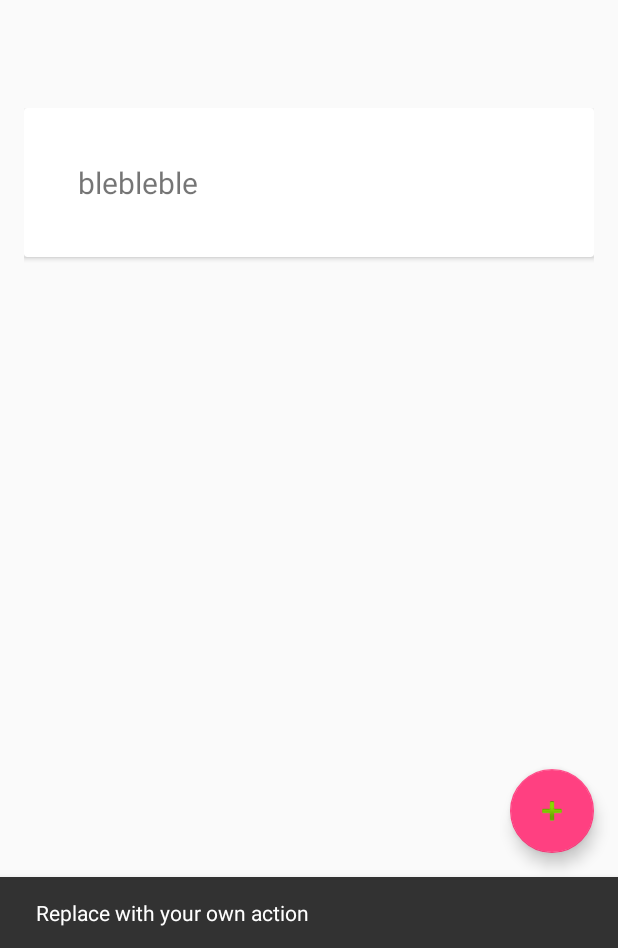
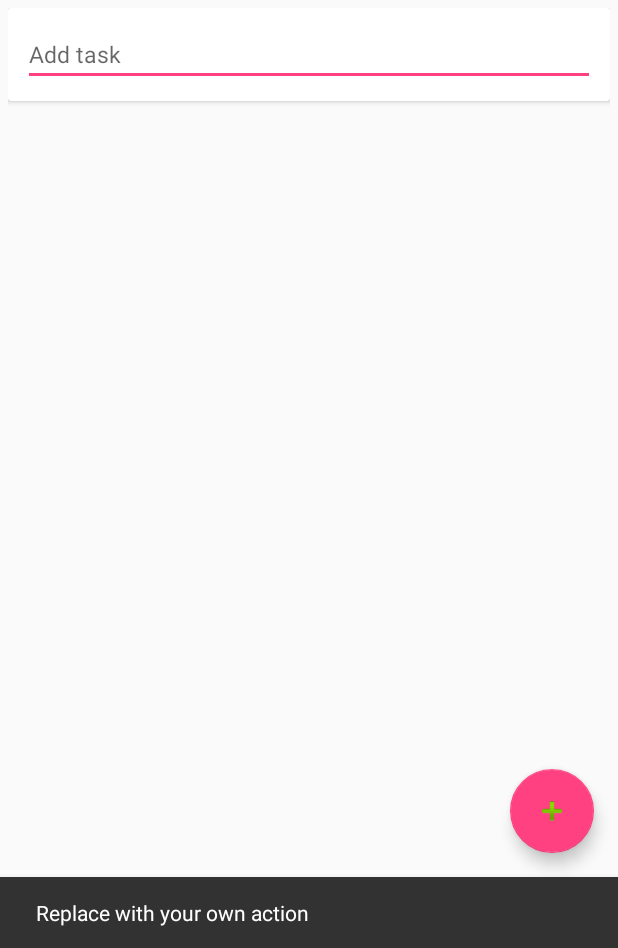
Before and after one commit to Jachu5/Task-List, an Android app: the screen it shows after launch (MainActivity), after a tap on an icon or button, on a phone screen of 412 x 824 dp, the part 288-1236 px from its top. Run offline under Robolectric (Android 15) with nearby library versions, the phone set to English and light mode, and no system bars; our stand-ins replace Dagger/Hilt's generated code; libraries missing offline, so code that uses them is left out: com.raizlabs.android; 3 statements that could not run were skipped.

Commit message:
First interface finished

```diff
--- a/Wunderlist-demo/app/src/main/java/demo/wunderlist/alfredo_cerezo/wunderlist_demo/MainActivity.java
+++ b/Wunderlist-demo/app/src/main/java/demo/wunderlist/alfredo_cerezo/wunderlist_demo/MainActivity.java
@@ -18,7 +18,6 @@ import java.util.ArrayList;
 import java.util.List;
 
 import demo.wunderlist.alfredo_cerezo.wunderlist_demo.android.ApplicationWunderlist;
-import demo.wunderlist.alfredo_cerezo.wunderlist_demo.android.ui.DividerItemDecoration;
 import demo.wunderlist.alfredo_cerezo.wunderlist_demo.android.ui.TaskListAdapter;
 import demo.wunderlist.alfredo_cerezo.wunderlist_demo.core.entities.Observer;
 import demo.wunderlist.alfredo_cerezo.wunderlist_demo.core.entities.Task;
@@ -45,7 +44,7 @@ public class MainActivity extends AppCompatActivity {
         RecyclerView list = (RecyclerView) findViewById(R.id.recyclerView);
 
         ArrayList<Task> data = new ArrayList<>();
-        for (int i = 0; i < 10; i++) {
+        for (int i = 0; i < 50; i++) {
             Task task = new Task();
             task.setContent("blebleble");
             data.add(task);
--- a/Wunderlist-demo/app/src/main/res/layout/task_list_element_header.xml
+++ b/Wunderlist-demo/app/src/main/res/layout/task_list_element_header.xml
@@ -1,4 +1,35 @@
 <?xml version="1.0" encoding="utf-8"?>
-<View xmlns:android="http://schemas.android.com/apk/res/android"
+<LinearLayout xmlns:android="http://schemas.android.com/apk/res/android"
+    xmlns:card_view="http://schemas.android.com/apk/res-auto"
     android:layout_width="match_parent"
-    android:layout_height="?attr/actionBarSize" />
+    android:layout_height="match_parent"
+    android:paddingBottom="@dimen/TaskList_card_padding_top"
+    android:paddingLeft="@dimen/TaskList_card_padding_left"
+    android:paddingRight="@dimen/TaskList_card_padding_right"
+    android:paddingTop="@dimen/TaskList_card_padding_bottom">
+
+    <android.support.v7.widget.CardView
+        android:id="@+id/cv_header"
+        android:layout_width="match_parent"
+        android:layout_height="wrap_content"
+        card_view:cardCornerRadius="@dimen/TaskList_card_element_card_radius">
+
+        <RelativeLayout
+            android:layout_width="match_parent"
+            android:layout_height="wrap_content"
+            android:padding="@dimen/TaskList_card_element_padding">
+
+            <EditText
+                android:id="@+id/add_task"
+                android:layout_width="fill_parent"
+                android:layout_height="wrap_content"
+                android:layout_alignParentTop="true"
+                android:hint="@string/TaskList_header_EditText_hint"
+
+                android:textSize="@dimen/TaskList_card_element_text_size" />
+        </RelativeLayout>
+
+
+    </android.support.v7.widget.CardView>
+
+</LinearLayout>
--- a/Wunderlist-demo/app/src/main/res/values/dimens.xml
+++ b/Wunderlist-demo/app/src/main/res/values/dimens.xml
@@ -3,4 +3,17 @@
     <dimen name="activity_horizontal_margin">16dp</dimen>
     <dimen name="activity_vertical_margin">16dp</dimen>
     <dimen name="fab_margin">16dp</dimen>
+
+    <!-- Task List dimensions -->
+    <dimen name="TaskList_card_padding_left">5dp</dimen>
+    <dimen name="TaskList_card_padding_right">5dp</dimen>
+    <dimen name="TaskList_card_padding_top">5dp</dimen>
+    <dimen name="TaskList_card_padding_bottom">5dp</dimen>
+
+    <!-- Task List element attributes -->
+    <dimen name="TaskList_card_element_card_radius">2dp</dimen>
+    <dimen name="TaskList_card_element_padding">10dp</dimen>
+    <dimen name="TaskList_card_element_text_size">15sp</dimen>
+
+
 </resources>
--- a/Wunderlist-demo/app/src/main/res/values/strings.xml
+++ b/Wunderlist-demo/app/src/main/res/values/strings.xml
@@ -1,4 +1,7 @@
 <resources>
     <string name="app_name">Wunderlist-demo</string>
     <string name="action_settings">Settings</string>
+
+    <!-- Task List header -->
+    <string name="TaskList_header_EditText_hint">Add task</string>
 </resources>
```
Also changed, not shown: Wunderlist-demo/app/src/main/java/demo/wunderlist/alfredo_cerezo/wunderlist_demo/android/ui/DividerItemDecoration.java (deleted, +0 -85 lines), Wunderlist-demo/app/src/main/res/layout/task_list_element.xml (+19 -5 lines), 1 other file.
